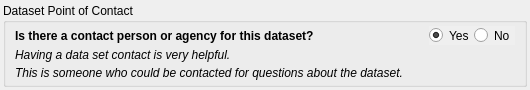
This is pymdwizard/gui/ui_files/PointOfContact.ui in DOI-USGS/fort-pymdwizard as Qt 5 draws it before an edit. The edited form follows.
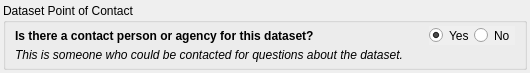
This is the edited form.

The edit to the form file:
```diff
--- a/pymdwizard/gui/ui_files/PointOfContact.ui
+++ b/pymdwizard/gui/ui_files/PointOfContact.ui
@@ -7,7 +7,7 @@
     <x>0</x>
     <y>0</y>
     <width>530</width>
-    <height>90</height>
+    <height>73</height>
    </rect>
   </property>
   <property name="sizePolicy">
@@ -153,45 +153,6 @@
            <number>6</number>
           </property>
           <item>
-           <widget class="QLabel" name="label_3">
-            <property name="minimumSize">
-             <size>
-              <width>0</width>
-              <height>20</height>
-             </size>
-            </property>
-            <property name="styleSheet">
-             <string notr="true">font: italic;</string>
-            </property>
-            <property name="text">
-             <string>Having a data set contact is very helpful.</string>
-            </property>
-           </widget>
-          </item>
-          <item>
-           <spacer name="horizontalSpacer_2">
-            <property name="orientation">
-             <enum>Qt::Horizontal</enum>
-            </property>
-            <property name="sizeHint" stdset="0">
-             <size>
-              <width>40</width>
-              <height>20</height>
-             </size>
-            </property>
-           </spacer>
-          </item>
-         </layout>
-        </item>
-        <item>
-         <layout class="QHBoxLayout" name="horizontalLayout_3">
-          <property name="spacing">
-           <number>0</number>
-          </property>
-          <property name="leftMargin">
-           <number>6</number>
-          </property>
-          <item>
            <widget class="QLabel" name="label_2">
             <property name="minimumSize">
              <size>
@@ -208,7 +169,7 @@
            </widget>
           </item>
           <item>
-           <spacer name="horizontalSpacer_3">
+           <spacer name="horizontalSpacer_2">
             <property name="orientation">
              <enum>Qt::Horizontal</enum>
             </property>
@@ -222,22 +183,6 @@
           </item>
          </layout>
         </item>
-        <item>
-         <spacer name="verticalSpacer">
-          <property name="orientation">
-           <enum>Qt::Vertical</enum>
-          </property>
-          <property name="sizeType">
-           <enum>QSizePolicy::MinimumExpanding</enum>
-          </property>
-          <property name="sizeHint" stdset="0">
-           <size>
-            <width>20</width>
-            <height>0</height>
-           </size>
-          </property>
-         </spacer>
-        </item>
        </layout>
       </item>
      </layout>
```
